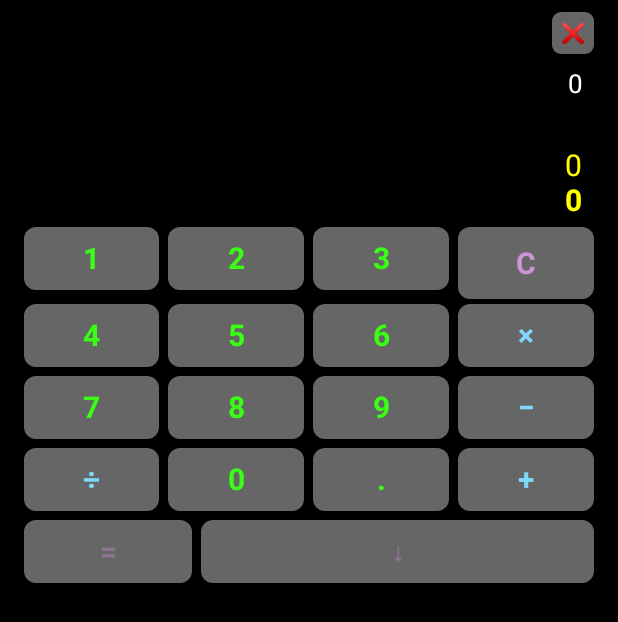
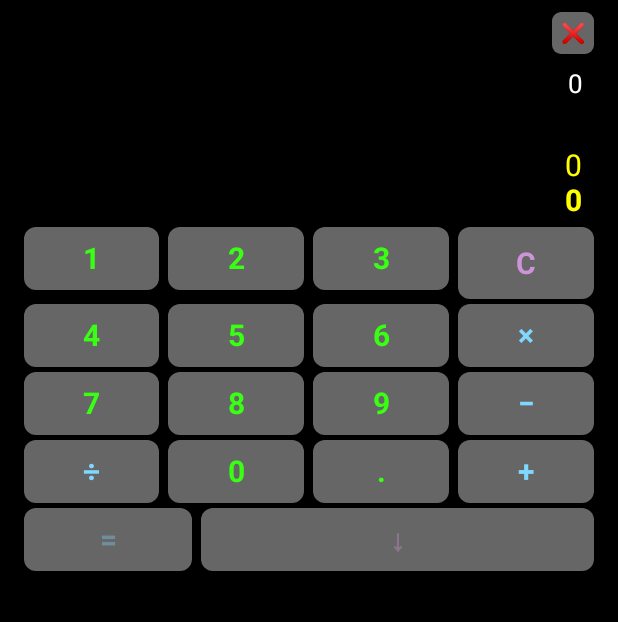
Before and after one commit to suarezlopezmaykel-wq/Calculadora-Acumulativa, an Android app built with Jetpack Compose: the screen it shows after launch (MainActivity), on a phone screen of 412 x 824 dp. Shown: the top 622 px of the screen. Run offline under Robolectric (Android 15) with nearby library versions, the phone set to English and light mode, and no system bars.

Commit message:
Compacta el teclado y aplica el color azul al signo igual

```diff
--- a/app/src/main/java/com/calculadora/acumulativa/ui/components/TopCalculatorPanel.kt
+++ b/app/src/main/java/com/calculadora/acumulativa/ui/components/TopCalculatorPanel.kt
@@ -171,7 +171,7 @@ fun TopCalculatorPanel(
             CalcButton("×", { onOperatorClick("×") }, Modifier.weight(1f), GlassButtonStyle.OPERATOR_BLUE)
         }
 
-        Spacer(modifier = Modifier.height(6.dp))
+        Spacer(modifier = Modifier.height(3.dp))
 
         // Row 3: 7, 8, 9, −
         Row(
@@ -184,7 +184,7 @@ fun TopCalculatorPanel(
             CalcButton("−", { onOperatorClick("−") }, Modifier.weight(1f), GlassButtonStyle.OPERATOR_BLUE)
         }
 
-        Spacer(modifier = Modifier.height(6.dp))
+        Spacer(modifier = Modifier.height(3.dp))
 
         // Row 4: ÷, 0, ., +
         Row(
@@ -197,7 +197,7 @@ fun TopCalculatorPanel(
             CalcButton("+", { onOperatorClick("+") }, Modifier.weight(1f), GlassButtonStyle.OPERATOR_BLUE)
         }
 
-        Spacer(modifier = Modifier.height(6.dp))
+        Spacer(modifier = Modifier.height(3.dp))
 
         // Row 5: Equals = (under result) & Guardar cálculo
         Row(
@@ -212,7 +212,7 @@ fun TopCalculatorPanel(
                 text = "=",
                 onClick = onEqualsClick,
                 modifier = Modifier.weight(1.2f),
-                style = GlassButtonStyle.EQUALS_BLUE,
+                style = GlassButtonStyle.OPERATOR_BLUE,
                 enabled = canFix
             )
 
@@ -225,7 +225,7 @@ fun TopCalculatorPanel(
                 },
                 modifier = Modifier.weight(2.8f),
                 style = GlassButtonStyle.SAVE,
-                fontSize = 16.sp,
+                fontSize = 20.sp,
                 enabled = canSave
             )
         }
```
